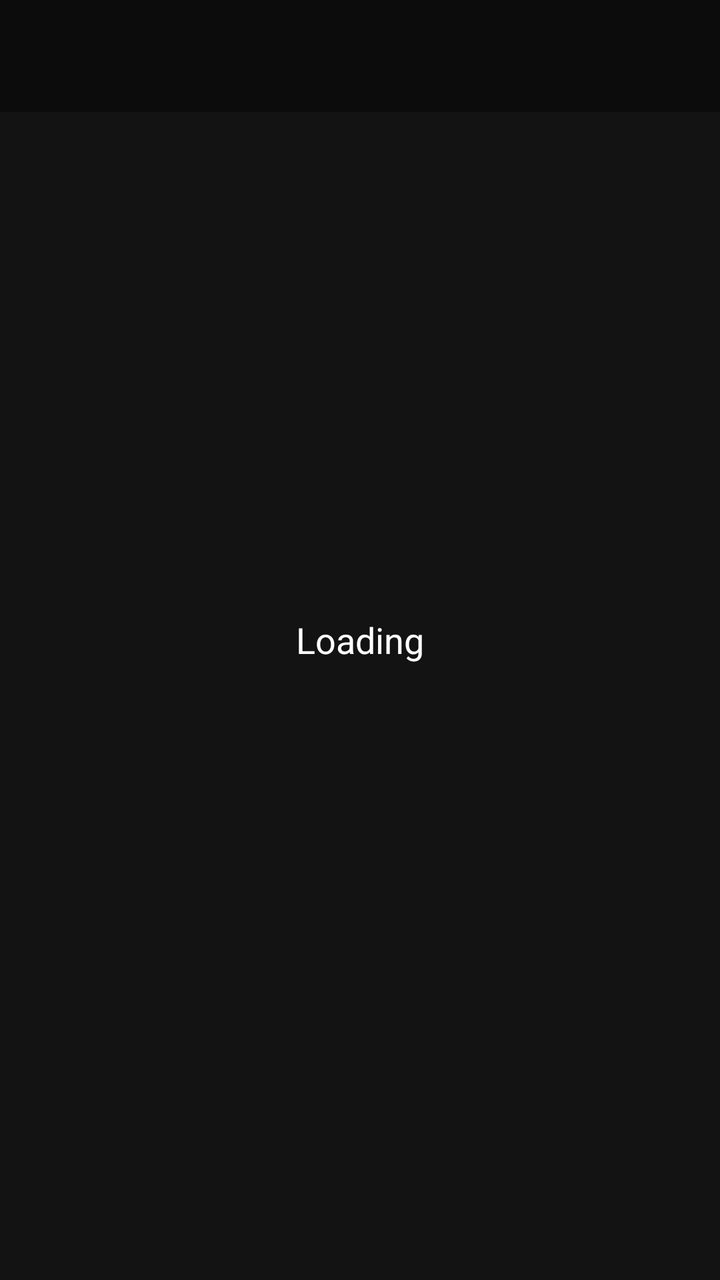
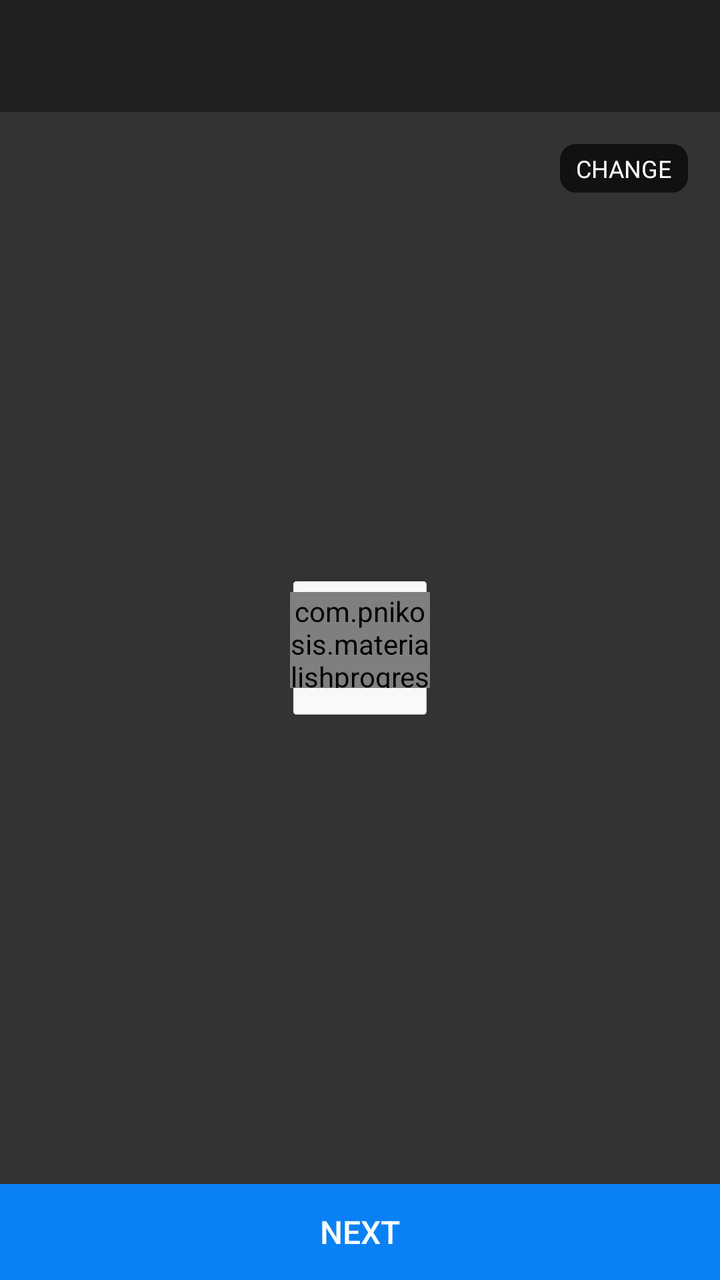

Compare the two renders of this Android layout. The source of the first and the diff that turns it into the second are given below.
<!-- AndroidManifest.xml: application theme AppTheme -->
<!-- res/layout/custom_gallery.xml -->
<?xml version="1.0" encoding="utf-8"?>
<RelativeLayout xmlns:android="http://schemas.android.com/apk/res/android"
                xmlns:app="http://schemas.android.com/apk/res-auto"

                android:layout_width="fill_parent"
                android:layout_height="fill_parent"
                android:background="@color/layout_bg">

    <android.support.v7.widget.Toolbar
        android:id="@+id/toolbar"
        android:layout_width="match_parent"
        android:layout_height="?attr/actionBarSize"
        android:background="@color/black"
        android:focusableInTouchMode="true"
        android:titleTextColor="@color/white"
        app:layout_collapseMode="pin"
        app:popupTheme="@style/ThemeOverlay.AppCompat.Light"
        app:subtitleTextColor="@color/white"
        app:theme="@style/ThemeOverlay.AppCompat.Dark.ActionBar"/>


    <GridView
        android:id="@+id/PhoneImageGrid"
        android:layout_width="fill_parent"
        android:layout_height="fill_parent"
        android:layout_below="@+id/toolbar"
        android:gravity="center"
        android:horizontalSpacing="1dp"
        android:listSelector="#A1FFFFFF"
        android:numColumns="2"
        android:stretchMode="columnWidth"
        android:verticalSpacing="10dp"/>

    <TextView
        android:id="@+id/empty_list_view"
        android:layout_width="wrap_content"
        android:layout_height="wrap_content"
        android:layout_centerInParent="true"
        android:text="@string/no_data"
        android:textColor="@color/yellow"
        android:textSize="16sp"
        android:visibility="gone"/>

    <FrameLayout
        android:id="@+id/frameLoader"
        android:layout_width="match_parent"
        android:layout_height="match_parent"
        android:background="#A1000000">

        <TextView android:layout_gravity="center"
                  android:layout_width="match_parent"
                  android:layout_height="match_parent"
                  android:text="@string/loading" android:gravity="center"
                  android:textColor="@color/white"
                  android:textSize="18sp"/>
    </FrameLayout>

</RelativeLayout>
<!-- resources referenced by this layout -->
<resources>
  <color name="black">#212121</color>
  <color name="layout_bg">#333333</color>
  <color name="white">#ffffff</color>
  <color name="yellow">#ffd61c</color>
  <string name="loading">Loading</string>
  <string name="no_data">No Data</string>
  <style name="AppTheme" parent="Theme.AppCompat.Light.DarkActionBar">
          
          <item name="colorPrimary">@color/colorPrimary</item>
          <item name="colorPrimaryDark">@color/colorPrimaryDark</item>
          <item name="colorAccent">@color/colorAccent</item>
      </style>
  <color name="colorPrimary">#FF6D00</color>
  <color name="colorPrimaryDark">#FF6D00</color>
  <color name="colorAccent">#FFD180</color>
</resources>

<!-- the commit's change to res/layout/custom_gallery.xml (unified diff, before → after) -->
@@ -1,7 +1,8 @@
 <?xml version="1.0" encoding="utf-8"?>
 <RelativeLayout xmlns:android="http://schemas.android.com/apk/res/android"
                 xmlns:app="http://schemas.android.com/apk/res-auto"
-
+                xmlns:wheel="http://schemas.android.com/apk/res-auto"
+                xmlns:tools="http://schemas.android.com/tools"
                 android:layout_width="fill_parent"
                 android:layout_height="fill_parent"
                 android:background="@color/layout_bg">
@@ -16,43 +17,98 @@
         app:layout_collapseMode="pin"
         app:popupTheme="@style/ThemeOverlay.AppCompat.Light"
         app:subtitleTextColor="@color/white"
-        app:theme="@style/ThemeOverlay.AppCompat.Dark.ActionBar"/>
+        android:theme="@style/ThemeOverlay.AppCompat.Dark.ActionBar"/>
 
+    <FrameLayout
+        android:layout_width="match_parent"
+        android:layout_height="match_parent"
+        android:layout_above="@+id/next"
+        android:layout_below="@+id/toolbar">
 
-    <GridView
-        android:id="@+id/PhoneImageGrid"
+        <ImageView
+            android:id="@+id/image"
+            android:layout_width="match_parent"
+            android:layout_height="match_parent"
+            android:scaleType="centerInside"
+            android:src="@mipmap/add"/>
+
+        <TextView
+            android:id="@+id/changePic"
+            android:layout_width="wrap_content"
+            android:layout_height="wrap_content"
+            android:layout_gravity="right|top"
+            android:layout_margin="16dp"
+            android:background="@drawable/change_pic"
+            android:text="Change"
+            android:textAllCaps="true"
+            android:textColor="@color/white"
+            android:textSize="12sp"/>
+
+    </FrameLayout>
+
+    <Button
+        android:id="@+id/next"
+        style="@android:style/Widget.Material.Button"
+        android:layout_width="match_parent"
+        android:layout_height="wrap_content"
+        android:layout_alignParentBottom="true"
+        android:background="@drawable/done_bg"
+        android:gravity="center"
+        android:text="@string/get_started"
+        android:textColor="@color/white"
+        android:textSize="@dimen/text_size_default"
+        tools:targetApi="lollipop"/>
+
+    <RelativeLayout
         android:layout_width="fill_parent"
         android:layout_height="fill_parent"
-        android:layout_below="@+id/toolbar"
-        android:gravity="center"
-        android:horizontalSpacing="1dp"
-        android:listSelector="#A1FFFFFF"
-        android:numColumns="2"
-        android:stretchMode="columnWidth"
-        android:verticalSpacing="10dp"/>
+        android:background="@color/layout_bg"
+        android:visibility="gone">
 
-    <TextView
-        android:id="@+id/empty_list_view"
-        android:layout_width="wrap_content"
-        android:layout_height="wrap_content"
-        android:layout_centerInParent="true"
-        android:text="@string/no_data"
-        android:textColor="@color/yellow"
-        android:textSize="16sp"
-        android:visibility="gone"/>
+        <GridView
+            android:id="@+id/PhoneImageGrid"
+            android:layout_width="fill_parent"
+            android:layout_height="fill_parent"
+            android:gravity="center"
+            android:horizontalSpacing="1dp"
+            android:listSelector="#A1FFFFFF"
+            android:numColumns="2"
+            android:stretchMode="columnWidth"
+            android:verticalSpacing="10dp"/>
 
-    <FrameLayout
-        android:id="@+id/frameLoader"
-        android:layout_width="match_parent"
-        android:layout_height="match_parent"
-        android:background="#A1000000">
+        <TextView
+            android:id="@+id/empty_list_view"
+            android:layout_width="wrap_content"
+            android:layout_height="wrap_content"
+            android:layout_centerInParent="true"
+            android:text="@string/no_data"
+            android:textColor="@color/yellow"
+            android:textSize="16sp"
+            android:visibility="gone"/>
 
-        <TextView android:layout_gravity="center"
-                  android:layout_width="match_parent"
-                  android:layout_height="match_parent"
-                  android:text="@string/loading" android:gravity="center"
-                  android:textColor="@color/white"
-                  android:textSize="18sp"/>
-    </FrameLayout>
+        <FrameLayout
+            android:id="@+id/frameLoader"
+            android:layout_width="match_parent"
+            android:layout_height="match_parent"
+            android:background="#A1000000">
 
+            <TextView
+                android:layout_width="match_parent"
+                android:layout_height="match_parent"
+                android:layout_gravity="center"
+                android:gravity="center"
+                android:text="@string/loading"
+                android:textColor="@color/white"
+                android:textSize="18sp"/>
+        </FrameLayout>
+    </RelativeLayout>
+    <com.pnikosis.materialishprogress.ProgressWheel
+        android:id="@+id/pb_loader"
+        android:layout_width="70dp"
+        android:layout_height="48dp"
+        android:layout_centerHorizontal="true"
+        android:layout_centerVertical="true"
+        app:matProg_rimColor="@color/yellow"
+        app:matProg_barColor="@color/holo_orange"
+        wheel:matProg_progressIndeterminate="true" />
 </RelativeLayout>
<!-- resource entries referenced after the edit -->
@@ -1,9 +1,57 @@
 <!-- resources referenced by this layout -->
 <resources>
   <color name="black">#212121</color>
+  <color name="holo_orange">#FF8800</color>
   <color name="layout_bg">#333333</color>
   <color name="white">#ffffff</color>
   <color name="yellow">#ffd61c</color>
+  <dimen name="text_size_default">16sp</dimen>
+  <!-- drawable change_pic (drawable) -->
+  <?xml version="1.0" encoding="UTF-8"?>
+  <selector xmlns:android="http://schemas.android.com/apk/res/android">
+  
+  	<item android:state_pressed="true"><shape android:shape="rectangle">
+  			<padding android:bottom="4dp" android:left="8dp" android:right="8dp" android:top="4dp" />
+  
+  			<corners android:radius="8dp" />
+  
+  			<solid android:color="@color/blue_on_the_job" />
+  		</shape></item>
+  	<item android:state_focused="true"><shape android:shape="rectangle">
+  			<corners android:radius="8dp" />
+  
+  			<padding android:bottom="4dp" android:left="8dp" android:right="8dp" android:top="4dp" />
+  
+  			<solid android:color="@color/blue_on_the_job" />
+  		</shape></item>
+  	<item><shape android:shape="rectangle">
+  			<corners android:radius="8dp" />
+  
+  			<padding android:bottom="4dp" android:left="8dp" android:right="8dp" android:top="4dp" />
+  
+  			<solid android:color="#AA000000" />
+  		</shape></item>
+  
+  </selector>
+  <!-- drawable done_bg (drawable) -->
+  <?xml version="1.0" encoding="utf-8"?>
+  <selector xmlns:android="http://schemas.android.com/apk/res/android">
+  
+  	<item android:state_pressed="true"><shape android:shape="rectangle">
+  
+  			<solid android:color="#545454" />
+  		</shape></item>
+  	<item android:state_focused="true"><shape android:shape="rectangle">
+  			<solid android:color="#545454" />
+  		</shape></item>
+  	<item><shape android:shape="rectangle">
+  
+  			<solid android:color="#0980f4" />
+  		</shape></item>
+  
+  </selector>
+  <!-- mipmap add: webp bitmap (mipmap-xxxhdpi, 1506 bytes) -->
+  <string name="get_started">NEXT</string>
   <string name="loading">Loading</string>
   <string name="no_data">No Data</string>
   <style name="AppTheme" parent="Theme.AppCompat.Light.DarkActionBar">
@@ -12,6 +60,7 @@
           <item name="colorPrimaryDark">@color/colorPrimaryDark</item>
           <item name="colorAccent">@color/colorAccent</item>
       </style>
+  <color name="blue_on_the_job">#2BB5F9</color>
   <color name="colorPrimary">#FF6D00</color>
   <color name="colorPrimaryDark">#FF6D00</color>
   <color name="colorAccent">#FFD180</color>
